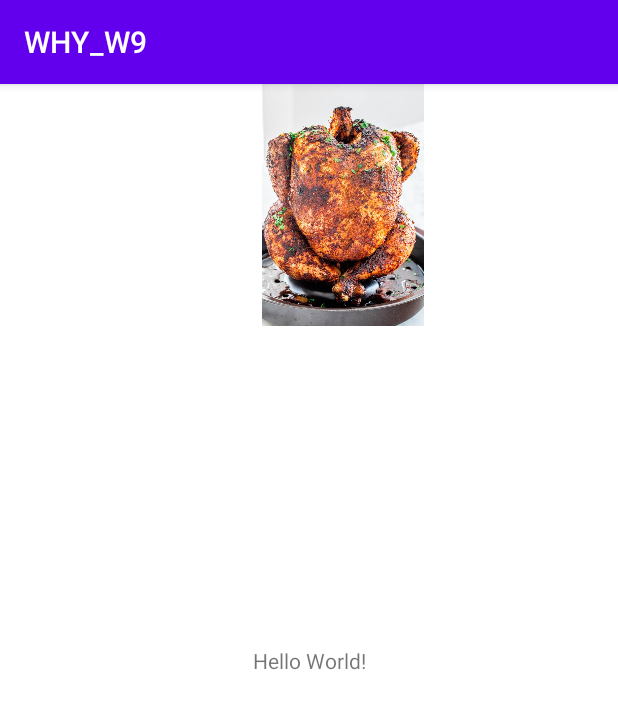
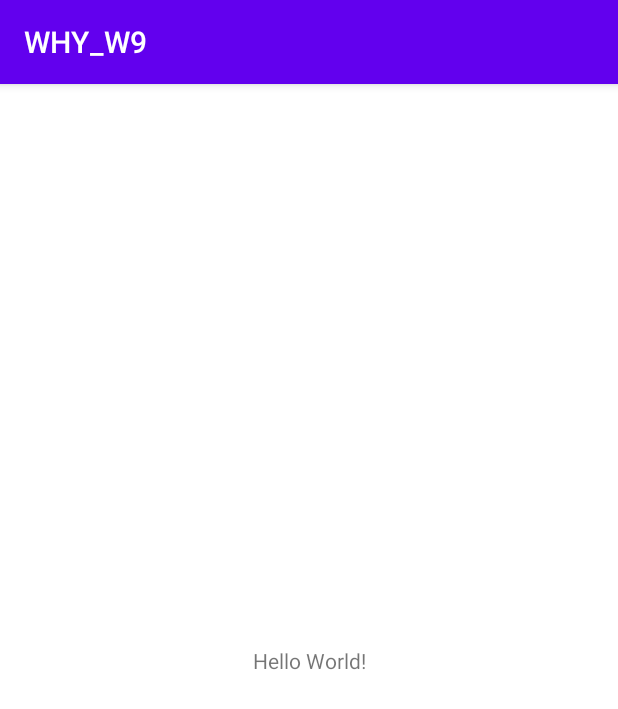
Before and after one commit to Jc2375/WHY_W9, an Android app: the screen it shows after launch (MainActivity), on a phone screen of 412 x 824 dp. Shown: the top 709 px of the screen. Run offline under Robolectric (Android 15) with nearby library versions, the phone set to English and light mode, and no system bars.

Commit message:
base files

```diff
--- a/app/src/main/res/layout/activity_main.xml
+++ b/app/src/main/res/layout/activity_main.xml
@@ -7,7 +7,6 @@
     tools:context=".MainActivity">
 
     <TextView
-        android:id="@+id/textView"
         android:layout_width="wrap_content"
         android:layout_height="wrap_content"
         android:text="Hello World!"
@@ -16,11 +15,4 @@
         app:layout_constraintRight_toRightOf="parent"
         app:layout_constraintTop_toTopOf="parent" />
 
-    <ImageView
-        android:layout_width="457dp"
-        android:layout_height="161dp"
-        android:layout_gravity="center_horizontal"
-        android:src="@drawable/beer_can_chicken_1_7"
-        tools:layout_editor_absoluteX="-23dp"
-        tools:layout_editor_absoluteY="155dp" />
 </androidx.constraintlayout.widget.ConstraintLayout>
```
Also changed, not shown: app/src/main/res/drawable/beer_can_chicken_1_7.jpg (deleted).
